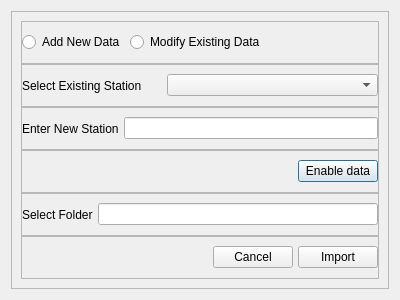
Old version of the form AutoCADDB/importfolder.ui in the repository DB-Netz-AutomatedPlanning/AutoPlan-QT.
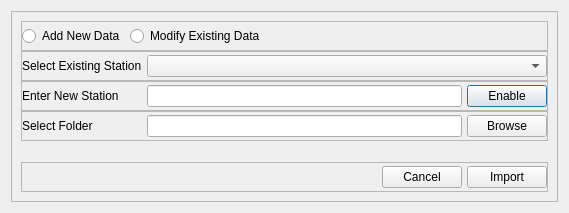
New version of the form.

Commit message: Redesigning of import dialog box

```diff
--- a/AutoCADDB/importfolder.ui
+++ b/AutoCADDB/importfolder.ui
@@ -6,8 +6,8 @@
    <rect>
     <x>0</x>
     <y>0</y>
-    <width>400</width>
-    <height>300</height>
+    <width>569</width>
+    <height>213</height>
    </rect>
   </property>
   <property name="windowTitle">
@@ -28,6 +28,18 @@
       </property>
       <item>
        <widget class="QFrame" name="frame_2">
+        <property name="minimumSize">
+         <size>
+          <width>0</width>
+          <height>30</height>
+         </size>
+        </property>
+        <property name="maximumSize">
+         <size>
+          <width>16777215</width>
+          <height>30</height>
+         </size>
+        </property>
         <property name="frameShape">
          <enum>QFrame::StyledPanel</enum>
         </property>
@@ -82,6 +94,18 @@
       </item>
       <item>
        <widget class="QFrame" name="frame_3">
+        <property name="minimumSize">
+         <size>
+          <width>0</width>
+          <height>30</height>
+         </size>
+        </property>
+        <property name="maximumSize">
+         <size>
+          <width>16777215</width>
+          <height>30</height>
+         </size>
+        </property>
         <property name="frameShape">
          <enum>QFrame::StyledPanel</enum>
         </property>
@@ -108,8 +132,8 @@
           <widget class="QLabel" name="label">
            <property name="maximumSize">
             <size>
-             <width>140</width>
-             <height>16777215</height>
+             <width>120</width>
+             <height>30</height>
             </size>
            </property>
            <property name="text">
@@ -125,6 +149,18 @@
       </item>
       <item>
        <widget class="QFrame" name="frame_4">
+        <property name="minimumSize">
+         <size>
+          <width>0</width>
+          <height>30</height>
+         </size>
+        </property>
+        <property name="maximumSize">
+         <size>
+          <width>16777215</width>
+          <height>30</height>
+         </size>
+        </property>
         <property name="frameShape">
          <enum>QFrame::StyledPanel</enum>
         </property>
@@ -151,13 +187,13 @@
           <widget class="QLabel" name="label_2">
            <property name="minimumSize">
             <size>
-             <width>0</width>
+             <width>120</width>
              <height>0</height>
             </size>
            </property>
            <property name="maximumSize">
             <size>
-             <width>140</width>
+             <width>120</width>
              <height>16777215</height>
             </size>
            </property>
@@ -167,52 +203,19 @@
           </widget>
          </item>
          <item>
-          <widget class="QLineEdit" name="lineEdit"/>
-         </item>
-        </layout>
-       </widget>
-      </item>
-      <item>
-       <widget class="QFrame" name="frame_5">
-        <property name="frameShape">
-         <enum>QFrame::StyledPanel</enum>
-        </property>
-        <property name="frameShadow">
-         <enum>QFrame::Raised</enum>
-        </property>
-        <layout class="QHBoxLayout" name="horizontalLayout_5">
-         <property name="spacing">
-          <number>5</number>
-         </property>
-         <property name="leftMargin">
-          <number>0</number>
-         </property>
-         <property name="topMargin">
-          <number>0</number>
-         </property>
-         <property name="rightMargin">
-          <number>0</number>
-         </property>
-         <property name="bottomMargin">
-          <number>0</number>
-         </property>
-         <item>
-          <spacer name="horizontalSpacer">
-           <property name="orientation">
-            <enum>Qt::Horizontal</enum>
-           </property>
-           <property name="sizeHint" stdset="0">
+          <widget class="QLineEdit" name="lineEdit">
+           <property name="minimumSize">
             <size>
-             <width>40</width>
-             <height>20</height>
+             <width>50</width>
+             <height>0</height>
             </size>
            </property>
-          </spacer>
+          </widget>
          </item>
          <item>
           <widget class="QPushButton" name="btnEnable">
            <property name="text">
-            <string>Enable data</string>
+            <string>Enable</string>
            </property>
           </widget>
          </item>
@@ -221,6 +224,18 @@
       </item>
       <item>
        <widget class="QFrame" name="frame_6">
+        <property name="minimumSize">
+         <size>
+          <width>0</width>
+          <height>30</height>
+         </size>
+        </property>
+        <property name="maximumSize">
+         <size>
+          <width>16777215</width>
+          <height>30</height>
+         </size>
+        </property>
         <property name="frameShape">
          <enum>QFrame::StyledPanel</enum>
         </property>
@@ -245,19 +260,70 @@
          </property>
          <item>
           <widget class="QLabel" name="label_3">
+           <property name="minimumSize">
+            <size>
+             <width>120</width>
+             <height>0</height>
+            </size>
+           </property>
+           <property name="maximumSize">
+            <size>
+             <width>120</width>
+             <height>16777215</height>
+            </size>
+           </property>
            <property name="text">
             <string>Select Folder</string>
            </property>
           </widget>
          </item>
          <item>
-          <widget class="QLineEdit" name="leFolder"/>
+          <widget class="QLineEdit" name="leFolder">
+           <property name="minimumSize">
+            <size>
+             <width>50</width>
+             <height>0</height>
+            </size>
+           </property>
+          </widget>
+         </item>
+         <item>
+          <widget class="QPushButton" name="pushButton">
+           <property name="text">
+            <string>Browse</string>
+           </property>
+          </widget>
          </item>
         </layout>
        </widget>
       </item>
+      <item>
+       <spacer name="verticalSpacer">
+        <property name="orientation">
+         <enum>Qt::Vertical</enum>
+        </property>
+        <property name="sizeHint" stdset="0">
+         <size>
+          <width>20</width>
+          <height>40</height>
+         </size>
+        </property>
+       </spacer>
+      </item>
       <item>
        <widget class="QFrame" name="frame_7">
+        <property name="minimumSize">
+         <size>
+          <width>0</width>
+          <height>30</height>
+         </size>
+        </property>
+        <property name="maximumSize">
+         <size>
+          <width>16777215</width>
+          <height>30</height>
+         </size>
+        </property>
         <property name="frameShape">
          <enum>QFrame::StyledPanel</enum>
         </property>
```
The commit also changes 2 other files.
